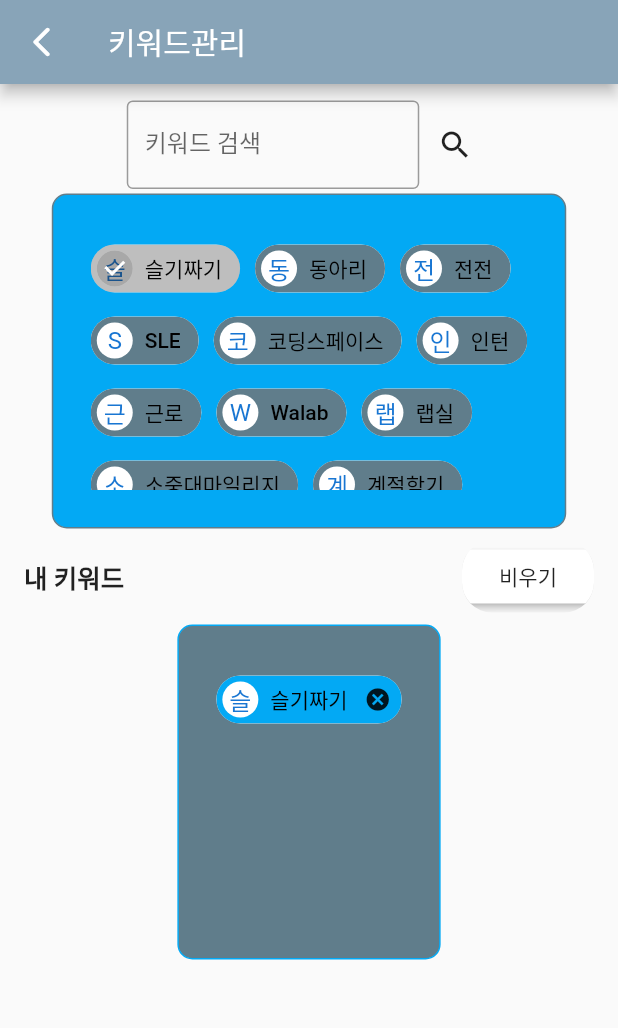
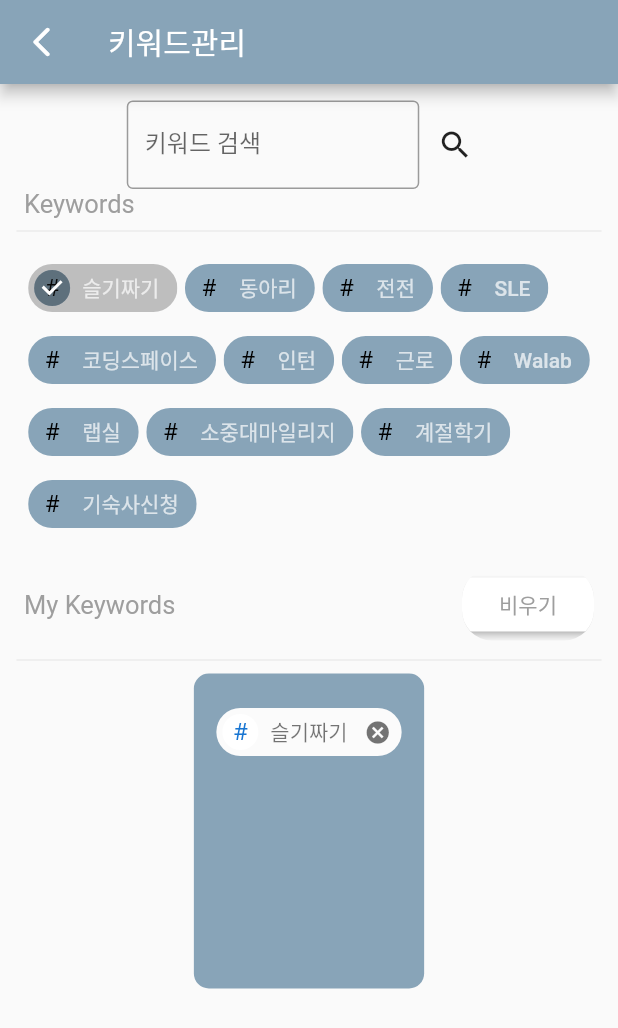
Before and after one commit to zixxin/Semicolon, a Flutter app: the KeyWord screen opened by its route, after a tap on "슬기짜기", on a phone screen of 412 x 824 dp. Shown: the top 1028 px of the screen. Run offline on Flutter 3.47's test engine with Material 2 defaults, Android fonts, the phone set to English and light mode, and no system bars; our stand-ins replace firebase_auth, firebase_core, flutter_screenutil, flutter_signin_button, flutter_slidable, get and 1 more; accounts and stored records are empty; network calls fail; Roboto replaces fonts that are missing (main).

Commit message:
키워드 페이지 ui수정

```diff
--- a/ohyeahthat/lib/pages/keywordpage.dart
+++ b/ohyeahthat/lib/pages/keywordpage.dart
@@ -37,20 +37,38 @@ class _KeyWordState extends State<KeyWord> {
             child: Column(
               children: [
                 Header(),
+                Padding(
+                  padding: const EdgeInsets.only(left : 5.0),
+                  child: Row(
+                    children: [
+                      Text('Keywords',
+                      style : TextStyle(
+                        fontFamily: 'main',
+                        color : Colors.grey,
+                        fontSize: 17,
+                      )),
+                    ]
+                  ),
+                ),
+                Divider(
+                  thickness: 0.5,
+                ),
                 Expanded(
                   child: Container(
                     decoration: BoxDecoration(
-                      color: Colors.lightBlue,
-                      border: Border.all(
-                        color: Colors.blueGrey,
-                      ),
+                      color: null,
+                        // Colors.lightBlue,
+                      border: null,
+                      //   Border.all(
+                      //     color: Colors.blueGrey,
+                      // ),
                       borderRadius: BorderRadius.circular(10),
                     ),
-                    margin: EdgeInsets.all(3.0),
-                    padding: EdgeInsets.all(25.0),
+                    margin: EdgeInsets.all(1.0),
+                    padding: EdgeInsets.all(5.0),
                     child: SingleChildScrollView(
                       child: Wrap(
-                        spacing: 10,
+                        spacing: 5,
                         children: concerns.asMap().entries.map((entry) {
                           int idx = entry.key;
                           return BuildChip(
@@ -63,21 +81,26 @@ class _KeyWordState extends State<KeyWord> {
                   ),
                 ),
                 MyKeyword(),
+                Divider(
+                  thickness: 0.5,
+                ),
                 if (inputs.length > 0)
                   Expanded(
                     child: Container(
-                      margin: EdgeInsets.all(3.0),
-                      padding: EdgeInsets.all(25.0),
                       decoration: BoxDecoration(
-                        color: Colors.blueGrey,
-                        border: Border.all(
-                          color: Colors.lightBlue,
-                        ),
+                        color: primary,
+                        // Colors.lightBlue,
+                        border: null,
+                      //   Border.all(
+                      //      color: Colors.blueGrey,
+                      //  ),
                         borderRadius: BorderRadius.circular(10),
                       ),
+                      margin: EdgeInsets.all(1.0),
+                      padding: EdgeInsets.all(15.0),
                       child: SingleChildScrollView(
                         child: Wrap(
-                          spacing: 10,
+                          spacing: 5,
                           children: inputs.asMap().entries.map((entry) {
                             int idx = entry.key;
                             return BuildSelectedChip(
@@ -100,12 +123,21 @@ class _KeyWordState extends State<KeyWord> {
       label: Text(
         label,
         style: TextStyle(
-          color: Colors.black,
+          color: Colors.white70,
+          fontFamily: 'main'
         ),
       ),
       avatar: CircleAvatar(
-          child: Text(label[0].toUpperCase()), backgroundColor: Colors.white),
-      backgroundColor: Colors.blueGrey,
+          child: Text('#',
+            style : TextStyle(
+              fontFamily: 'main',
+              color : Colors.black),
+          ),
+          // Text(label[0].toUpperCase()),
+           backgroundColor: primary),
+      backgroundColor: primary,
+
+
       selected: inputs.contains(label),
       onSelected: (bool selected) {
         setState(() {
@@ -129,12 +161,15 @@ class _KeyWordState extends State<KeyWord> {
       label: Text(
         label,
         style: TextStyle(
-          color: Colors.black,
+          color: Colors.black54,
+          fontFamily: 'main'
         ),
       ),
       avatar: CircleAvatar(
-          child: Text(label[0].toUpperCase()), backgroundColor: Colors.white),
-      backgroundColor: Colors.lightBlue,
+          child: Text('#'),
+           backgroundColor: Colors.white),
+      deleteIconColor: Colors.black54,
+      backgroundColor: Colors.white10,
       onDeleted: () {
         setState(() {
           inputs.removeWhere((value) {
@@ -149,8 +184,13 @@ class _KeyWordState extends State<KeyWord> {
     return Container(
       margin: EdgeInsets.all(5),
       child: Row(mainAxisAlignment: MainAxisAlignment.spaceBetween, children: [
-        Text("내 키워드",
-            style: TextStyle(fontSize: 17, fontWeight: FontWeight.bold)),
+        Text("My Keywords",
+            style: TextStyle(
+              fontSize: 17,
+              // fontWeight: FontWeight.bold
+              fontFamily: 'main',
+              color : Colors.grey,
+              )),
         ClipRRect(
           borderRadius: BorderRadius.all(Radius.circular(20)),
           // ignore: deprecated_member_use
@@ -161,7 +201,12 @@ class _KeyWordState extends State<KeyWord> {
                 inputs.clear();
               });
             },
-            child: Text("비우기"),
+            child: Text("비우기",
+              style : TextStyle(
+                color: Colors.grey,
+                fontFamily: 'main'
+              ),
+              ),
             color: Colors.white,
           ),
         ),
--- a/ohyeahthat/lib/screen/all_noti.dart
+++ b/ohyeahthat/lib/screen/all_noti.dart
@@ -45,14 +45,15 @@ class _AllNotiScreen extends State<AllNotiScreen> {
 
 
 void dismissSlidableItem(BuildContext context, int index, action) {
-  // setState((){
-  //   item.removeAt(index);
-  // });
+
   switch (action) {
     case SlidableAction.archive:
       Utils.showSnackBar(context, '중요공지에 저장되었습니다.');
       break;
     case SlidableAction.delete:
+      setState((){
+        item.removeAt(index);
+      });
       Utils.showSnackBar(context, '삭제되었습니다.');
       break;
     }
--- a/ohyeahthat/lib/screen/home.dart
+++ b/ohyeahthat/lib/screen/home.dart
@@ -52,7 +52,7 @@ class HomeScreen extends GetView<HomeController> {
               ),
               body: IndexedStack(
                   index: controller.currentIndex.value,
-                  children: const [AllNotiScreen(), SettingScreen()]),
+                  children: [AllNotiScreen(), SettingScreen()]),
               bottomNavigationBar: Obx(() => BottomNavigationBar(
                 type: BottomNavigationBarType.fixed,
                 currentIndex: controller.currentIndex.value,
--- a/ohyeahthat/lib/screen/pinned.dart
+++ b/ohyeahthat/lib/screen/pinned.dart
@@ -1,6 +1,7 @@
 import 'package:flutter/material.dart';
 import 'package:ohyeahthat/data/data.dart';
 import 'package:ohyeahthat/data/model.dart';
+import 'package:ohyeahthat/theme/colors.dart';
 import 'package:ohyeahthat/widget/slidable_pinned.dart';
 import 'package:ohyeahthat/widget/utils.dart';
 
@@ -34,7 +35,13 @@ class _PinnedScreenState extends State<PinnedScreen> {
     // }
     return Scaffold(
       appBar : AppBar(
-        title : const Text("중요공지"),
+        title : const Text("중요공지",
+          style: const TextStyle(
+                      fontFamily: 'main',
+                      fontSize: 20,
+                    ),
+        ),
+        backgroundColor: primary,
       ),
       body: SafeArea(
         child: Center(
```
Also changed, not shown: ohyeahthat/pubspec.lock, 1 other file.
